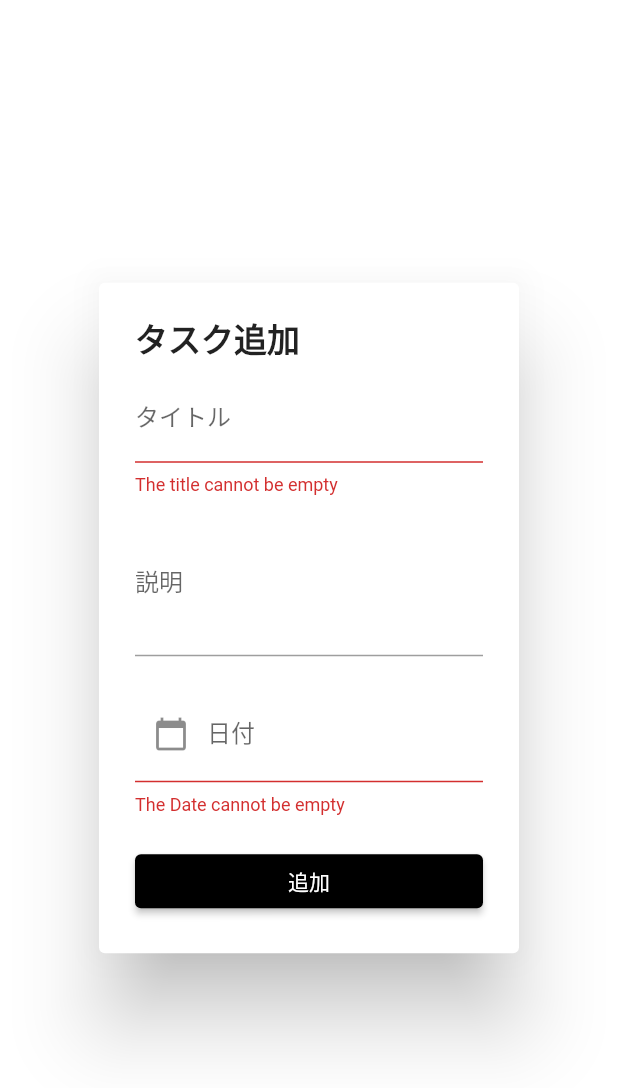
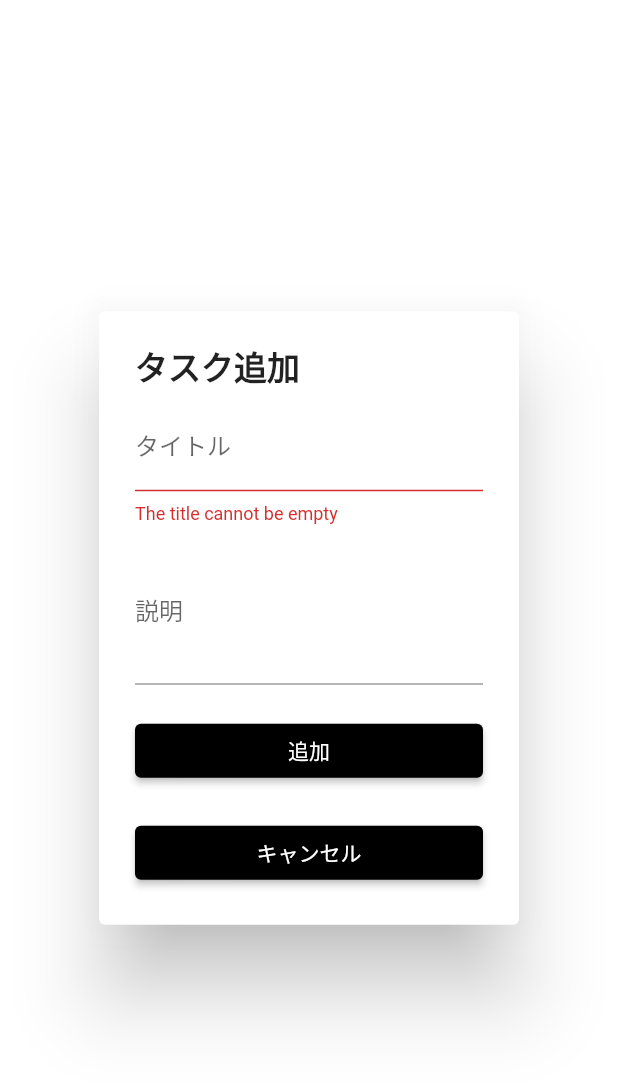
Before and after one commit to tyefu/fluttertodoapp, a Flutter app: the AddTodoDialogWidget widget shown alone on an empty page, opened directly, after a tap on "追加", on a phone screen of 412 x 824 dp. Shown: the top 1088 px of the screen. Run offline on Flutter 3.47's test engine with Material 2 defaults, Android fonts, the phone set to English and light mode, and no system bars; our stand-ins replace flutter_local_notifications, flutter_slidable, font_awesome_flutter, google_fonts, rxdart, sqflite and 1 more; accounts and stored records are empty; network calls fail.

Commit message:
todaycomplete commit

```diff
--- a/lib/main.dart
+++ b/lib/main.dart
@@ -1,6 +1,7 @@
 import 'package:flutter/material.dart';
 import 'package:flutter_app_todo_app/page/dayly/home/home_page.dart';
 import 'package:flutter_app_todo_app/page/dayly/provider/todos.dart';
+import 'package:flutter_app_todo_app/page/today/home/today_page.dart';
 
 import 'package:provider/provider.dart';
 
@@ -9,7 +10,8 @@ void main() {
 }
 
 class MyApp extends StatelessWidget {
-  static final String title = '毎日やること';
+  static final String today = '今日やること';
+  static final String every = '毎日やること';
   static final String week = '曜日ごとにやること';
   static final String specify = '特定の日にやること';
   // This widget is the root of your application.
@@ -19,7 +21,7 @@ class MyApp extends StatelessWidget {
       create: (context) => TodosProvider(),
       child: MaterialApp(
         debugShowCheckedModeBanner: false,
-        title: title,
+        title: today,
         theme: ThemeData(
 
 
@@ -31,7 +33,7 @@ class MyApp extends StatelessWidget {
           visualDensity: VisualDensity.adaptivePlatformDensity,
         ),
 
-        home: HomePage(),
+        home: TodayPage(),
       ),
     );
   }
--- a/lib/page/dayly/home/components/AddTodoDialogWidget.dart
+++ b/lib/page/dayly/home/components/AddTodoDialogWidget.dart
@@ -5,7 +5,7 @@ import 'package:flutter_app_todo_app/page/dayly/home/components/todo_form_widget
 import 'package:flutter_app_todo_app/page/dayly/provider/todos.dart';
 
 import 'package:flutter_app_todo_app/utils/database_helper.dart';
-import 'package:flutter_app_todo_app/utils/utils.dart';
+import 'package:intl/intl.dart';
 import 'package:provider/provider.dart';
 
 class AddTodoDialogWidget extends StatefulWidget {
@@ -94,6 +94,7 @@ class _AddTodoDialogWidgetState extends State<AddTodoDialogWidget> {
   }
 
   void addTodo() async {
+
     // await notificationPlugIn.showNotification();
     final isValid = _formKey.currentState.validate();
     if (!isValid) {
@@ -112,6 +113,7 @@ class _AddTodoDialogWidgetState extends State<AddTodoDialogWidget> {
         saturday: 1,
         sunday: 1,
       );
+
         await _dbHelper.insertTodo(todo);
         // _showSuccessSnackBar(Text("Todo Create Success"));
 
--- a/lib/page/dayly/home/components/todo_list_widget.dart
+++ b/lib/page/dayly/home/components/todo_list_widget.dart
@@ -23,6 +23,7 @@ class _TodoListWidgetState extends State<TodoListWidget> {
 
   refreshTodoList() async {
     int week = DateTime.now().weekday;
+
 
     final provider = Provider.of<TodosProvider>(context);
     List<Todo> x = await _dbHelper.fetchTodos();
--- a/lib/page/dayly/home/home_page.dart
+++ b/lib/page/dayly/home/home_page.dart
@@ -30,7 +30,7 @@ class _HomePageState extends State<HomePage> {
     ];
     return Scaffold(
       appBar: AppBar(
-        title: Text(MyApp.title),
+        title: Text(MyApp.every),
       ),
       drawer: DrawerNavigation(),
       bottomNavigationBar: BottomNavigationBar(
--- a/lib/page/dayly/provider/todos.dart
+++ b/lib/page/dayly/provider/todos.dart
@@ -5,6 +5,9 @@ class TodosProvider extends ChangeNotifier {
 
   List<Todo> todos = [
   ];
+  List<Todo> todayTodos = [];
+  List<Todo> weeklyTodos = [];
+  List<Todo> specifyTodos = [];
   int selectedWeekOfDay = 0;
   int selected = 0;
 
@@ -20,10 +23,15 @@ class TodosProvider extends ChangeNotifier {
     selectedWeekOfDay = index;
     notifyListeners();
   }
+  // void addTodoTodays(Todo todo) {
+  //   todayTodos.add(todo);
+  //   notifyListeners();
+  // }
   void addTodo(Todo todo) {
     todos.add(todo);
     notifyListeners();
   }
+
 //
   void removeTodo(Todo todo) {
     todos.remove(todo);
--- a/lib/page/specify/components/AddTodoDialogWidget.dart
+++ b/lib/page/specify/components/AddTodoDialogWidget.dart
@@ -3,9 +3,10 @@ import 'package:flutter_app_todo_app/model/todo.dart';
 import 'package:flutter_app_todo_app/page/dayly/provider/todos.dart';
 import 'package:flutter_app_todo_app/page/specify/components/todo_form_widget.dart';
 import 'package:flutter_app_todo_app/utils/database_helper.dart';
-import 'package:flutter_app_todo_app/utils/utils.dart';
 import 'package:intl/intl.dart';
 import 'package:provider/provider.dart';
+
+DateTime selectedDay = DateTime.now();
 
 class AddTodoDialogWidget extends StatefulWidget {
   @override
@@ -19,13 +20,6 @@ class _AddTodoDialogWidgetState extends State<AddTodoDialogWidget> {
   String date = '';
 
   TextEditingController _todoDateController = TextEditingController();
-  bool monDayChecked = false;
-  bool tuesDayChecked = false;
-  bool wednesDayChecked = false;
-  bool thursDayChecked = false;
-  bool friDayChecked = false;
-  bool saturDayChecked = false;
-  bool sunDayChecked = false;
 
   DatabaseHelper _dbHelper;
 
@@ -99,9 +93,9 @@ class _AddTodoDialogWidgetState extends State<AddTodoDialogWidget> {
                   });
                 },
                 onSavedTodo: addTodo,
-                onTapDate: () async {
-                  await _selectedTodoDate(context);
-                },dateController: _todoDateController,
+                onCancel: () {
+                  Navigator.pop(context);
+                },
               ),
             ],
           ),
@@ -110,23 +104,23 @@ class _AddTodoDialogWidgetState extends State<AddTodoDialogWidget> {
     );
   }
 
-  DateTime _dateTime = DateTime.now();
+  // DateTime _dateTime = DateTime.now();
 
-  _selectedTodoDate(BuildContext context) async {
-    var _pickedDate = await showDatePicker(
-        context: context,
-        initialDate: _dateTime,
-        firstDate: DateTime(2000),
-        lastDate: DateTime(2100));
-    if (_pickedDate != null) {
-      setState(() {
-        _dateTime = _pickedDate;
-
-        _todoDateController.text = DateFormat('yyyy-MM-dd').format(_pickedDate);
-        print(_pickedDate);
-      });
-    }
-  }
+  // _selectedTodoDate(BuildContext context) async {
+  //   var _pickedDate = await showDatePicker(
+  //       context: context,
+  //       initialDate: _dateTime,
+  //       firstDate: DateTime(2000),
+  //       lastDate: DateTime(2100));
+  //   if (_pickedDate != null) {
+  //     setState(() {
+  //       _dateTime = _pickedDate;
+  //
+  //       _todoDateController.text = DateFormat('yyyy-MM-dd').format(_pickedDate);
+  //       print(_pickedDate);
+  //     });
+  //   }
+  // }
 
   void addTodo() async {
     final isValid = _formKey.currentState.validate();
@@ -134,17 +128,17 @@ class _AddTodoDialogWidgetState extends State<AddTodoDialogWidget> {
       return;
     } else {
       final todo = Todo(
-        createdTime: DateTime.now().toString(),
+        createdTime: selectedDay.toString(),
         title: title,
         description: description,
         id: null,
-        monday: monDayChecked ? 1 : 0,
-        tuesday: tuesDayChecked ? 1 : 0,
-        wednesday: wednesDayChecked ? 1 : 0,
-        thursday: thursDayChecked ? 1 : 0,
-        friday: friDayChecked ? 1 : 0,
-        saturday: saturDayChecked ? 1 : 0,
-        sunday: sunDayChecked ? 1 : 0,
+        monday: 0,
+        tuesday: 0,
+        wednesday: 0,
+        thursday: 0,
+        friday: 0,
+        saturday: 0,
+        sunday: 0,
       );
       await _dbHelper.insertTodo(todo);
       // _showSuccessSnackBar(Text("Todo Create Success"));
--- a/lib/page/specify/components/todo_form_widget.dart
+++ b/lib/page/specify/components/todo_form_widget.dart
@@ -6,20 +6,22 @@ class TodoFormWidget extends StatelessWidget {
   final ValueChanged<String> onChangedTitle;
   final ValueChanged<String> onChangeDescription;
   final VoidCallback onSavedTodo;
-  final VoidCallback onTapDate;
-  final TextEditingController dateController;
+  final VoidCallback onCancel;
 
-  const TodoFormWidget(
-      {Key key,
+  // final VoidCallback onTapDate;
+  // final TextEditingController dateController;
+
+  const TodoFormWidget({
+    Key key,
     this.title = '',
     this.description = '',
     @required this.onChangedTitle,
     @required this.onChangeDescription,
     @required this.onSavedTodo,
-      @required this.onTapDate,
-        @required this.dateController,
-      })
-      : super(key: key);
+    @required this.onCancel,
+    // @required this.onTapDate,
+    //   @required this.dateController,
+  }) : super(key: key);
 
   @override
   Widget build(BuildContext context) {
@@ -28,12 +30,20 @@ class TodoFormWidget extends StatelessWidget {
         mainAxisSize: MainAxisSize.min,
         children: [
           buildTitle(),
-          SizedBox(height: 10,),
+          SizedBox(
+            height: 10,
+          ),
           buildDescription(),
-          SizedBox(height: 20,),
-          buildDate(),
-          SizedBox(height: 20,),
+          // SizedBox(height: 20,),
+          // buildDate(),
+          SizedBox(
+            height: 20,
+          ),
           buildButton(),
+          SizedBox(
+            height: 20,
+          ),
+          cancelButton(),
         ],
       ),
     );
@@ -44,8 +54,8 @@ class TodoFormWidget extends StatelessWidget {
       maxLines: 1,
       initialValue: title,
       onChanged: onChangedTitle,
-      validator: (title){
-        if(title.isEmpty){
+      validator: (title) {
+        if (title.isEmpty) {
           return 'The title cannot be empty';
         }
         return null;
@@ -56,12 +66,13 @@ class TodoFormWidget extends StatelessWidget {
       ),
     );
   }
+
   Widget buildDescription() {
     return TextFormField(
       maxLines: 3,
       initialValue: description,
       onChanged: onChangeDescription,
-      validator: (description){
+      validator: (description) {
         return null;
       },
       decoration: InputDecoration(
@@ -70,34 +81,49 @@ class TodoFormWidget extends StatelessWidget {
       ),
     );
   }
-  Widget buildDate() {
-    return TextFormField(
-      controller: dateController,
-      onTap: onTapDate,
-      validator: (date){
-        if(date.isEmpty){
-          return 'The Date cannot be empty';
-        }
-        return null;
-      },
-      decoration: InputDecoration(
-          labelText: '日付',
-          hintText: 'タスクする日付を選択',
-          prefixIcon: Icon(Icons.calendar_today),
 
-      ),
-    );
-  }
-
+  // Widget buildDate() {
+  //   return TextFormField(
+  //     controller: dateController,
+  //     onTap: onTapDate,
+  //     validator: (date){
+  //       if(date.isEmpty){
+  //         return 'The Date cannot be empty';
+  //       }
+  //       return null;
+  //     },
+  //     decoration: InputDecoration(
+  //         labelText: '日付',
+  //         hintText: 'タスクする日付を選択',
+  //         prefixIcon: Icon(Icons.calendar_today),
+  //
+  //     ),
+  //   );
+  // }
 
   buildButton() {
-   return  SizedBox(
+    return SizedBox(
       width: double.infinity,
       child: ElevatedButton(
         style: ButtonStyle(
           backgroundColor: MaterialStateProperty.all(Colors.black),
         ),
-          onPressed: onSavedTodo, child: Text('追加'),),
+        onPressed: onSavedTodo,
+        child: Text('追加'),
+      ),
+    );
+  }
+
+  cancelButton() {
+    return SizedBox(
+      width: double.infinity,
+      child: ElevatedButton(
+        style: ButtonStyle(
+          backgroundColor: MaterialStateProperty.all(Colors.black),
+        ),
+        onPressed: onCancel,
+        child: Text('キャンセル'),
+      ),
     );
   }
 }
--- a/lib/page/weekly/weeklyhome/components/AddTodoDialogWidget.dart
+++ b/lib/page/weekly/weeklyhome/components/AddTodoDialogWidget.dart
@@ -161,7 +161,7 @@ class _AddTodoDialogWidgetState extends State<AddTodoDialogWidget> {
       return;
     } else {
       final todo = Todo(
-        createdTime: DateTime.now().toString(),
+        createdTime: '',
         title: title,
         description: description,
         id: null,
```
Also changed, not shown: lib/helpers/drawer_navigation.dart (+8 -0 lines), lib/page/specify/components/todo_list_calendar_widget.dart (+82 -28 lines). Lines whose indentation alone changed are shown as unchanged.
